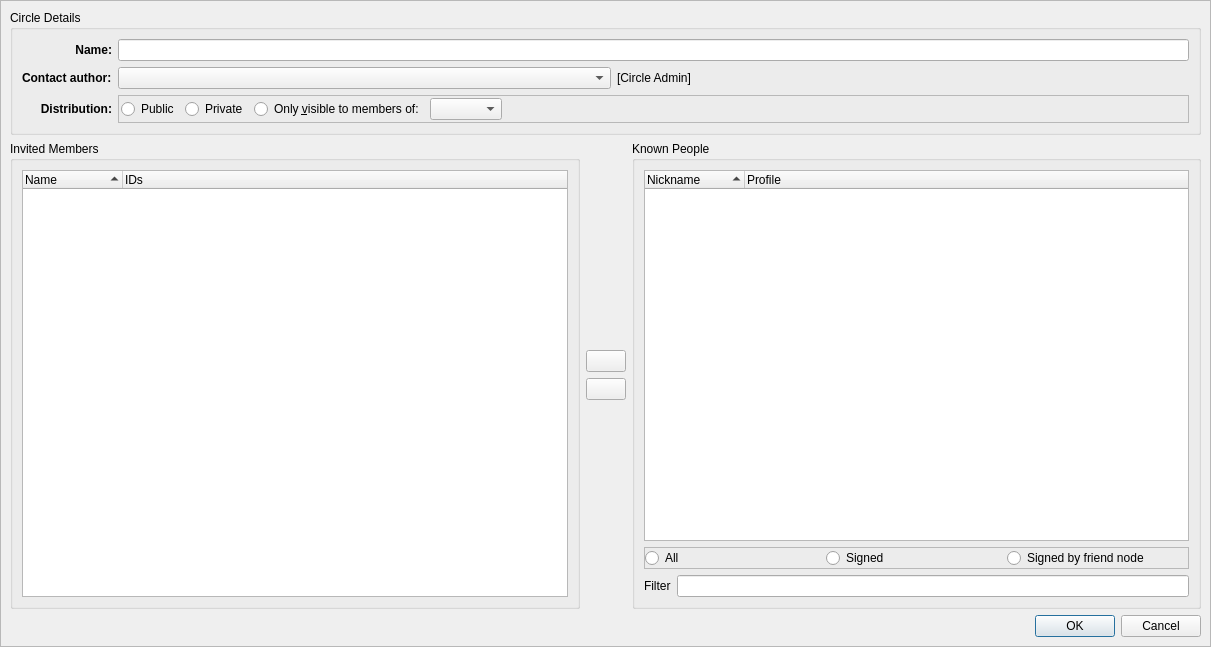
This is retroshare-gui/src/gui/Circles/CreateCircleDialog.ui in RetroShare/RetroShare as Qt 5 draws it before an edit. The edited form follows.
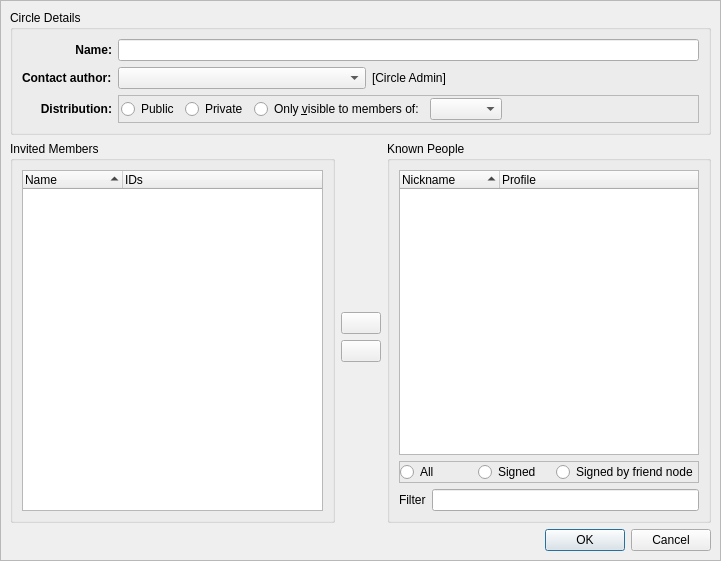
This is the edited form. Icons and pictures are not drawn. Custom widgets are drawn as their Qt base class.

Commit message:
Set default column width for nickname columns & fixed missed icons
* Set default column width for nickname columns & fixed missed icons
* Set by default white background color for the  Follower list frame

Patch:
```diff
--- a/retroshare-gui/src/gui/Circles/CreateCircleDialog.ui
+++ b/retroshare-gui/src/gui/Circles/CreateCircleDialog.ui
@@ -6,8 +6,8 @@
    <rect>
     <x>0</x>
     <y>0</y>
-    <width>1211</width>
-    <height>647</height>
+    <width>721</width>
+    <height>561</height>
    </rect>
   </property>
   <property name="windowTitle">
```
Left out of the diff: 8 changed lines with no effect on the pictures. The commit also changes 3 other files.
